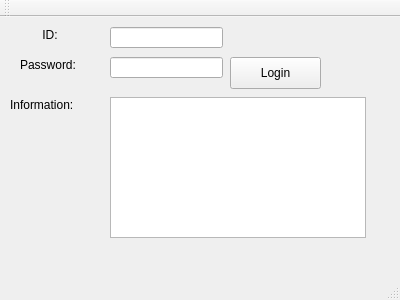
Old version of the form demo/zh/tcp_client/mainwindow.ui in the repository zh-bupt/AirConditioningSystem.
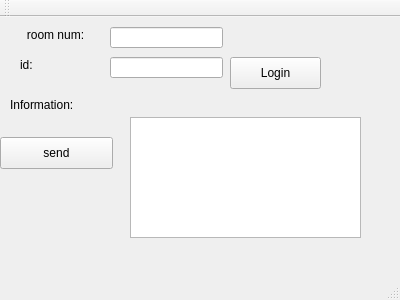
New version of the form.

The edit to the form file:
```diff
--- a/demo/zh/tcp_client/mainwindow.ui
+++ b/demo/zh/tcp_client/mainwindow.ui
@@ -47,27 +47,17 @@
      </rect>
     </property>
    </widget>
-   <widget class="QTextBrowser" name="infoTb">
-    <property name="geometry">
-     <rect>
-      <x>110</x>
-      <y>80</y>
-      <width>256</width>
-      <height>141</height>
-     </rect>
-    </property>
-   </widget>
    <widget class="QLabel" name="label">
     <property name="geometry">
      <rect>
       <x>20</x>
       <y>10</y>
-      <width>60</width>
+      <width>71</width>
       <height>16</height>
      </rect>
     </property>
     <property name="text">
-     <string>ID:</string>
+     <string>room num:</string>
     </property>
     <property name="alignment">
      <set>Qt::AlignCenter</set>
@@ -83,7 +73,7 @@
      </rect>
     </property>
     <property name="text">
-     <string>Password:</string>
+     <string>id:</string>
     </property>
    </widget>
    <widget class="QLabel" name="label_3">
@@ -99,6 +89,29 @@
      <string>Information:</string>
     </property>
    </widget>
+   <widget class="QPushButton" name="pushButton">
+    <property name="geometry">
+     <rect>
+      <x>0</x>
+      <y>120</y>
+      <width>113</width>
+      <height>32</height>
+     </rect>
+    </property>
+    <property name="text">
+     <string>send</string>
+    </property>
+   </widget>
+   <widget class="QPlainTextEdit" name="infoTB">
+    <property name="geometry">
+     <rect>
+      <x>130</x>
+      <y>100</y>
+      <width>231</width>
+      <height>121</height>
+     </rect>
+    </property>
+   </widget>
   </widget>
   <widget class="QMenuBar" name="menuBar">
    <property name="geometry">
```
